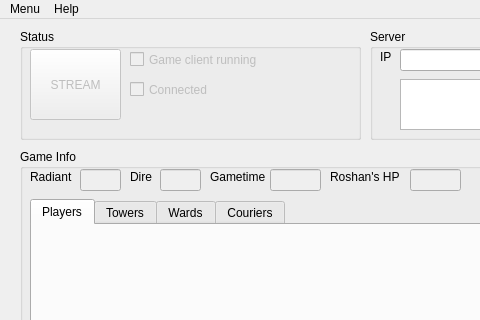
Qt form src/client_win32QTgui/d2h.ui (xorentor/dota2harvester) before a commit; both pictures show x 0 to 480 and y 0 to 320 of the 846 by 668 pixel window.
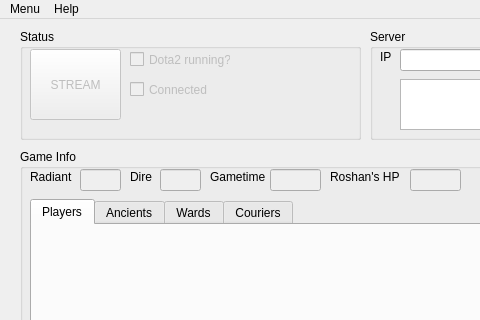
The same form after that commit.

What changed in the file:
```diff
--- a/src/client_win32QTgui/d2h.ui
+++ b/src/client_win32QTgui/d2h.ui
@@ -119,12 +119,12 @@
       <rect>
        <x>110</x>
        <y>20</y>
-       <width>141</width>
+       <width>101</width>
        <height>21</height>
       </rect>
      </property>
      <property name="text">
-      <string>Game client running</string>
+      <string>Dota2 running?</string>
      </property>
     </widget>
     <widget class="QCheckBox" name="checkBox_2">
@@ -295,7 +295,7 @@
      </widget>
      <widget class="QWidget" name="tab_3">
       <attribute name="title">
-       <string>Towers</string>
+       <string>Ancients</string>
       </attribute>
      </widget>
      <widget class="QWidget" name="tab_2">
```
Left out of the diff: 15 changed lines with no effect on the pictures.
